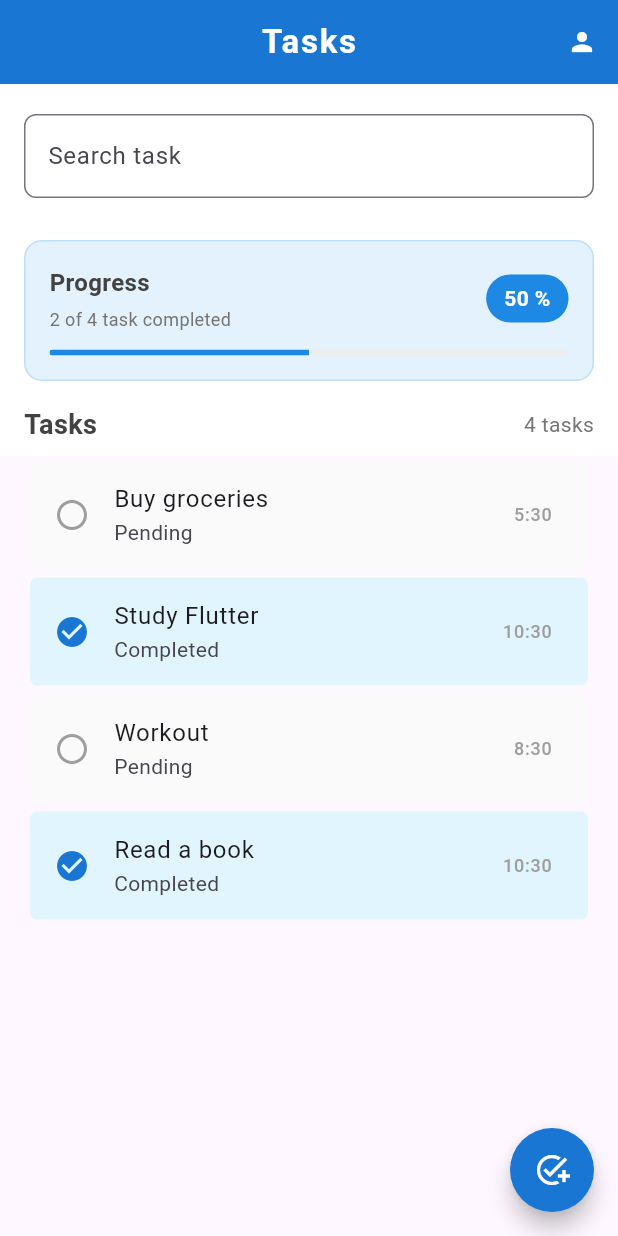
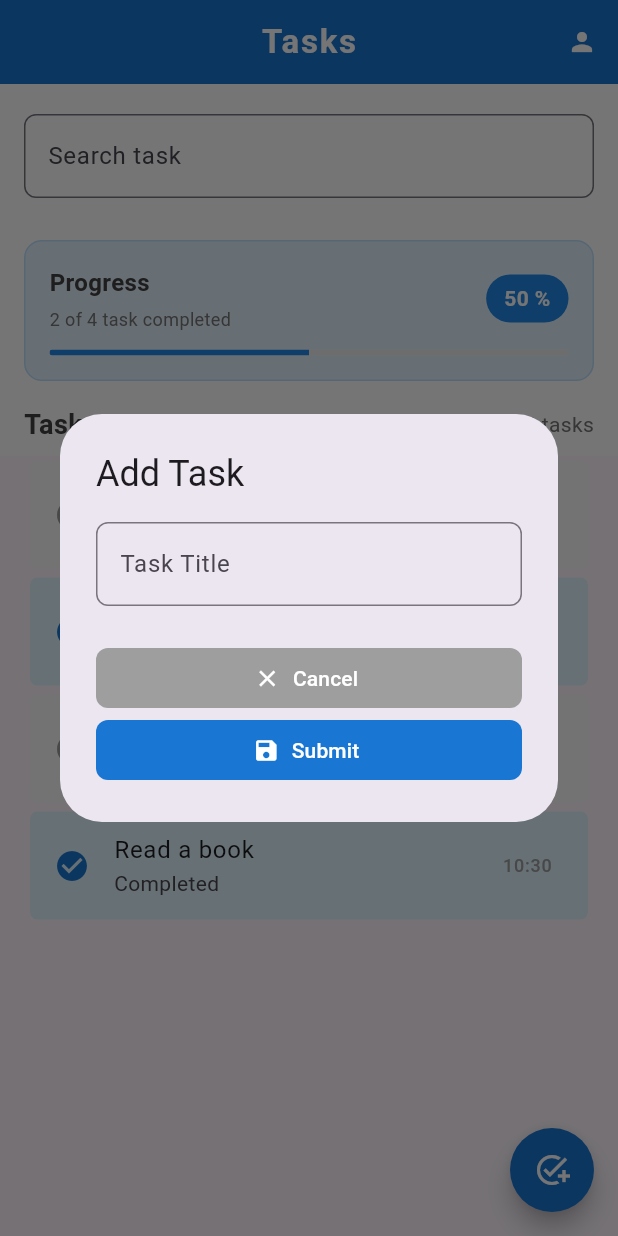
Before and after one commit to vincenitee/todo-list-supabase, a Flutter app: the HomeScreen screen opened directly, after a tap on the "add task" icon, on a phone screen of 412 x 824 dp. Run offline on Flutter 3.47's test engine with Material 3 defaults, Android fonts, the phone set to English and light mode, and no system bars.

Commit message:
feature: Add Task Dialog

```diff
--- a/lib/screens/home.dart
+++ b/lib/screens/home.dart
@@ -3,6 +3,7 @@ import 'package:todo_list_supabase/models/task.dart';
 import 'package:todo_list_supabase/screens/profile.dart';
 import 'package:todo_list_supabase/widgets/custom_progress_card.dart';
 import 'package:todo_list_supabase/widgets/custom_textfield.dart';
+import 'package:todo_list_supabase/widgets/task_dialog.dart';
 import 'package:todo_list_supabase/widgets/task_list.dart';
 import 'package:todo_list_supabase/widgets/task_list_header.dart';
 
@@ -45,6 +46,18 @@ class _HomeScreenState extends State<HomeScreen> {
     ),
   ];
 
+  void _handleTaskSubmission(String taskTitle) {
+    tasks.add(
+      Task(
+        id: 6,
+        userId: 'f4b36c94-2a1f-11ee-be56-0242ac120002',
+        title: taskTitle,
+        isDone: false,
+        createdAt: DateTime.now(),
+      ),
+    );
+  }
+
   @override
   Widget build(BuildContext context) {
     return Scaffold(
@@ -64,7 +77,7 @@ class _HomeScreenState extends State<HomeScreen> {
         actions: [
           IconButton(
             onPressed: () {
-              // TODO: NAVIGATE TO THE PROFILE PAGE
+
               Navigator.push(
                 context,
                 MaterialPageRoute(builder: (_) => ProfileScreen()),
@@ -104,6 +117,8 @@ class _HomeScreenState extends State<HomeScreen> {
 
           // List of Tasks
           Expanded(
+            child: Container(
+              margin: const EdgeInsets.only(bottom: 20),
               child: TaskList(
                 tasks: tasks,
                 onTaskTap: (task) {
@@ -113,11 +128,21 @@ class _HomeScreenState extends State<HomeScreen> {
                 },
               ),
             ),
+          ),
         ],
       ),
 
       floatingActionButton: FloatingActionButton(
-        onPressed: () {},
+        onPressed: () {
+          showDialog(
+            context: context,
+            builder: (_) => TaskDialog(
+              // TODO: Implement the actual saving of data to the database
+              onSubmit: _handleTaskSubmission,
+            ),
+          );
+        },
+
         backgroundColor: Colors.blue.shade700,
         shape: RoundedRectangleBorder(borderRadius: BorderRadius.circular(100)),
         child: Icon(Icons.add_task, color: Colors.white, size: 24),
--- a/lib/widgets/custom_textfield.dart
+++ b/lib/widgets/custom_textfield.dart
@@ -111,6 +111,14 @@ class CustomTextField extends StatefulWidget {
     return null;
   }
 
+  String? _defaultTextFieldValidator(String? value){
+    if(value == null || value.isEmpty) {
+      return '$label is required.';
+    }
+
+    return null;
+  }
+
   @override
   State<CustomTextField> createState() => _CustomTextFieldState();
 }
@@ -156,7 +164,7 @@ class _CustomTextFieldState extends State<CustomTextField> {
                   : null),
       ),
 
-      validator: widget.validator,
+      validator: widget.validator ?? widget._defaultTextFieldValidator,
       onSaved: widget.onSaved,
     );
   }
--- /dev/null
+++ b/lib/widgets/task_dialog.dart
@@ -0,0 +1,61 @@
+import 'package:flutter/material.dart';
+import 'package:todo_list_supabase/widgets/auth_button.dart';
+import 'package:todo_list_supabase/widgets/custom_textfield.dart';
+
+class TaskDialog extends StatefulWidget {
+  final String title;
+  final void Function(String) onSubmit;
+
+  const TaskDialog({
+    super.key,
+    this.title = 'Add Task',
+    required this.onSubmit,
+  });
+
+  @override
+  State<TaskDialog> createState() => _TaskDialogState();
+}
+
+class _TaskDialogState extends State<TaskDialog> {
+  final _taskDialogFormKey = GlobalKey<FormState>();
+  String _taskTitle = '';
+
+  @override
+  Widget build(BuildContext context) {
+    return AlertDialog(
+      title: Text(widget.title),
+      content: SizedBox(
+        width: MediaQuery.of(context).size.width * 0.9,
+        child: Form(
+          key: _taskDialogFormKey,
+          child: CustomTextField(
+            label: 'Task Title',
+            onSaved: (value) => _taskTitle = value ?? 'Shano',
+          ),
+        ),
+      ),
+      actions: [
+        AuthButton(
+          label: 'Cancel',
+          icon: Icons.close,
+          backgroundColor: Colors.grey,
+          onPressed: () => Navigator.pop(context),
+        ),
+
+        AuthButton(
+          label: 'Submit',
+          icon: Icons.save,
+          onPressed: () {
+            if (_taskDialogFormKey.currentState!.validate()) {
+              _taskDialogFormKey.currentState!.save();
+
+              widget.onSubmit(_taskTitle.trim());
+
+              Navigator.pop(context);
+            }
+          },
+        ),
+      ],
+    );
+  }
+}
```
Lines whose indentation alone changed are shown as unchanged.
